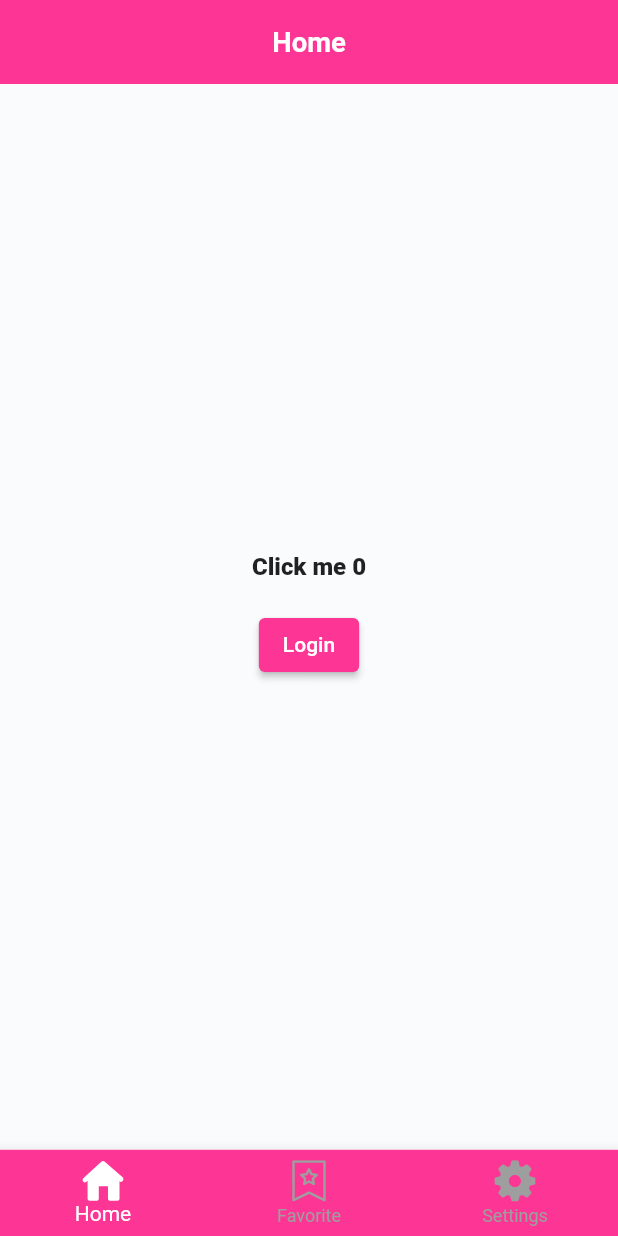
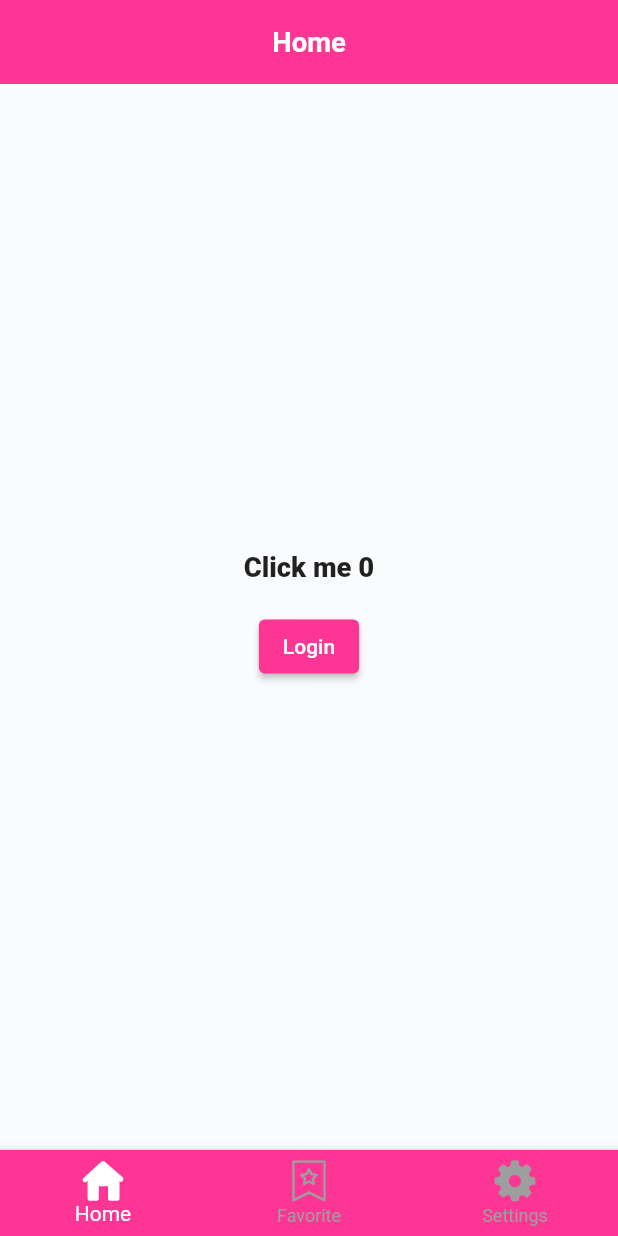
Before and after one commit to RealCoolSnow/flutter_template, a Flutter app: the screen it shows after launch, on a phone screen of 412 x 824 dp. Run offline on Flutter 3.47's test engine with Material 2 defaults, Android fonts, the phone set to English and light mode, and no system bars; our stand-ins replace dio, easy_localization, flutter_screenutil, flutter_svg, fluttertoast, get and 3 more; generated files the repository leaves out were written again.

Commit message:
Update app_textstyle.dart

```diff
--- a/lib/app/core/styles/app_textstyle.dart
+++ b/lib/app/core/styles/app_textstyle.dart
@@ -7,33 +7,33 @@ import 'package:flutter_screenutil/flutter_screenutil.dart';
 @immutable
 class AppTextStyle {
   // 10
-  static TextStyle xs = copy(sizePx: 10);
+  static TextStyle xs = copy(sizePx: 10.sp);
   static TextStyle xsBold = sm.copyWith(fontWeight: FontWeight.w800);
   // 12
-  static TextStyle sm = copy(sizePx: 12);
+  static TextStyle sm = copy(sizePx: 12.sp);
   static TextStyle smBold = sm.copyWith(fontWeight: FontWeight.w800);
   // 14
-  static TextStyle base = copy(sizePx: 14);
+  static TextStyle base = copy(sizePx: 14.sp);
 
   static TextStyle baseBold = base.copyWith(fontWeight: FontWeight.w800);
   // 16
-  static TextStyle lg = copy(sizePx: 16);
+  static TextStyle lg = copy(sizePx: 16.sp);
   static TextStyle lgBold = lg.copyWith(fontWeight: FontWeight.w800);
   // 18
-  static TextStyle xl = copy(sizePx: 18);
+  static TextStyle xl = copy(sizePx: 18.sp);
   static TextStyle xlBold = xl.copyWith(fontWeight: FontWeight.w800);
   // 20
-  static TextStyle xl2 = copy(sizePx: 20);
+  static TextStyle xl2 = copy(sizePx: 20.sp);
 
   static TextStyle xl2Bold = xl2.copyWith(fontWeight: FontWeight.w800);
   //26
-  static TextStyle xl5 = copy(sizePx: 26);
+  static TextStyle xl5 = copy(sizePx: 26.sp);
   static TextStyle xl5Bold = xl5.copyWith(fontWeight: FontWeight.w800);
   // 28
-  static TextStyle xl6 = copy(sizePx: 28);
+  static TextStyle xl6 = copy(sizePx: 28.sp);
   static TextStyle xl6Bold = xl6.copyWith(fontWeight: FontWeight.w800);
   // 36
-  static TextStyle xl9 = copy(sizePx: 36);
+  static TextStyle xl9 = copy(sizePx: 36.sp);
   static TextStyle xl9Bold = xl9.copyWith(fontWeight: FontWeight.w800);
 
   static TextStyle copy(
```
